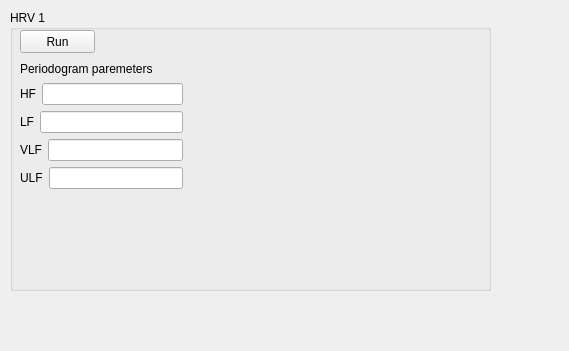
This is EcgApplicationCore/View/hrv1_gui.ui in KuleszIB/EcgAppCore as Qt 5 draws it before an edit. The edited form follows.
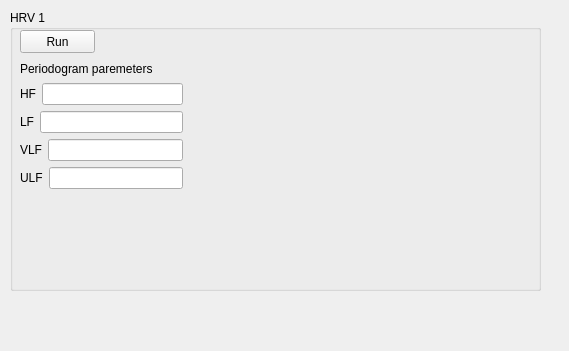
This is the edited form.

```diff
--- a/EcgApplicationCore/View/hrv1_gui.ui
+++ b/EcgApplicationCore/View/hrv1_gui.ui
@@ -18,7 +18,7 @@
     <rect>
      <x>10</x>
      <y>10</y>
-     <width>481</width>
+     <width>531</width>
      <height>281</height>
     </rect>
    </property>
@@ -117,6 +117,16 @@
      </item>
     </layout>
    </widget>
+   <widget class="QWidget" name="hrv1Plot" native="true">
+    <property name="geometry">
+     <rect>
+      <x>180</x>
+      <y>20</y>
+      <width>331</width>
+      <height>231</height>
+     </rect>
+    </property>
+   </widget>
   </widget>
  </widget>
  <resources/>
```
Left out of the diff: 2 changed lines with no effect on the pictures.
